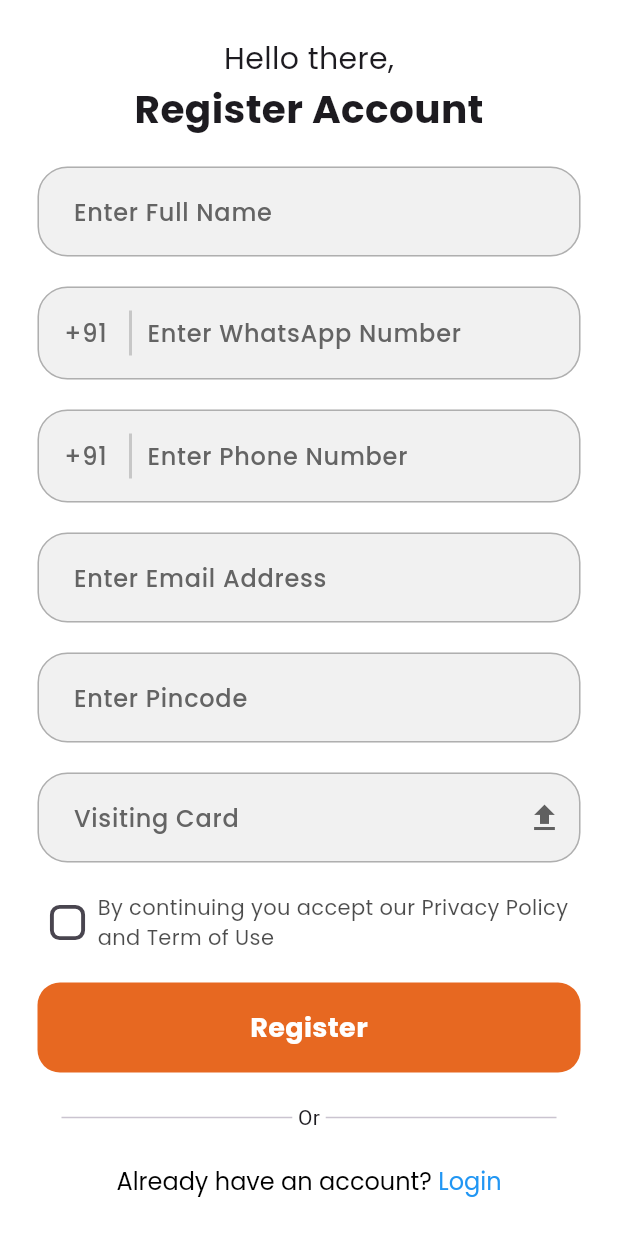
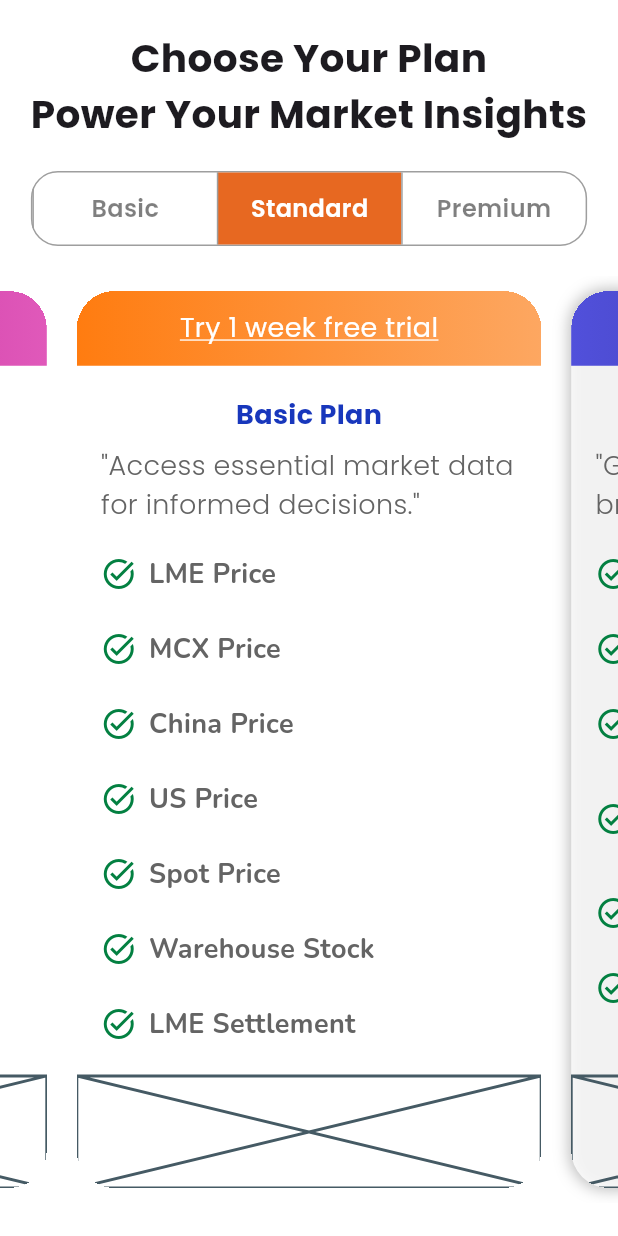
Before and after one commit to SoftcraftSolution/market_hub_application, a Flutter app: the screen it shows after launch, on a phone screen of 412 x 824 dp. Run offline on Flutter 3.47's test engine with Material 3 defaults, Android fonts, the phone set to English and light mode, and no system bars; drawn by our look-alikes of carousel_slider; our stand-ins replace dio, flutter_svg, fluttertoast, get, google_fonts, hive_flutter and 2 more; missing offline and left inert: otp_pin_field; accounts and stored records are empty.

Commit message:
plan feature partially done

```diff
--- a/lib/core/constants/color_constant.dart
+++ b/lib/core/constants/color_constant.dart
@@ -6,4 +6,5 @@ class ColorConstants{
   static const Color primeryColor=Color(0xffE76821);
   static const Color backgroundColor=Color(0xffffffff);
   static const Color textFieldTextColor=Color(0xff646464);
+  static const Color blueColorApp=Color(0xff1837BC);
 }
--- /dev/null
+++ b/lib/features/plans/ui/plans_page.dart
@@ -0,0 +1,37 @@
+import 'package:carousel_slider/carousel_slider.dart';
+import 'package:flutter/material.dart';
+import 'package:google_fonts/google_fonts.dart';
+import 'package:market_hub_application/core/constants/color_constant.dart';
+import 'package:market_hub_application/features/plans/widgets/card_slider/ui/card_slider.dart';
+import '../widgets/card_index_traker/ui/card_index_traker.dart';
+
+class PlansPage extends StatelessWidget {
+  bool isTrial;
+   PlansPage({required this.isTrial});
+
+  @override
+  Widget build(BuildContext context) {
+
+    return SafeArea(
+      child: Scaffold(
+        backgroundColor: ColorConstants.backgroundColor,
+        body: Padding(
+          padding: EdgeInsets.symmetric(vertical: 20),
+          child: Column(
+            mainAxisAlignment: MainAxisAlignment.start,
+            children: [
+              // SizedBox(height: 20,),
+              Text(textAlign: TextAlign.center,"Choose Your Plan",style: GoogleFonts.poppins(fontSize: 26,fontWeight: FontWeight.w700,),),
+              Text(textAlign: TextAlign.center,"Power Your Market Insights",style: GoogleFonts.poppins(fontSize: 26,fontWeight: FontWeight.w700,),),
+              Padding(
+                padding: const EdgeInsets.symmetric(vertical: 20),
+                child: CardIndexTraker(),
+              ),
+              Expanded(child: Align(alignment:Alignment.topCenter,child: CardSlider(isTrial: isTrial))),
+            ],
+          ),
+        ),
+      ),
+    );
+  }
+}
--- /dev/null
+++ b/lib/features/plans/widgets/card_index_traker/controller/card_index_tracker_controller.dart
@@ -0,0 +1,9 @@
+import 'package:get/get.dart';
+
+class CardIndexTrackerController extends GetxController{
+  RxInt activeIndex=1.obs;
+
+  void editActiveIndexes({required int newIndex}){
+    activeIndex.value=newIndex;
+  }
+}
--- /dev/null
+++ b/lib/features/plans/widgets/card_index_traker/ui/card_index_traker.dart
@@ -0,0 +1,52 @@
+import 'package:flutter/material.dart';
+import 'package:get/get.dart';
+import 'package:google_fonts/google_fonts.dart';
+
+import '../../../../../core/constants/color_constant.dart';
+import '../controller/card_index_tracker_controller.dart';
+
+class CardIndexTraker extends StatelessWidget {
+   CardIndexTraker({super.key});
+   var controller=Get.put(CardIndexTrackerController());
+  @override
+  Widget build(BuildContext context) {
+    var options=["Basic","Standard","Premium"];
+    return Container(
+      height: 50,
+      width: MediaQuery.of(context).size.width*0.9,
+      decoration: BoxDecoration(
+        border: Border.all(color: Colors.grey),
+        borderRadius: BorderRadius.circular(18),
+      ),
+      clipBehavior: Clip.hardEdge,
+      child: Row(
+        children: List.generate(3, (index) {
+          return Expanded(
+            child: Obx(
+                  () => Container(
+                    decoration: BoxDecoration(
+                        color: controller.activeIndex.value == index
+                            ? ColorConstants.primeryColor
+                            : Colors.transparent,
+                        border: Border(
+                            left: BorderSide(color: Colors.grey))),
+                    child: Center(
+                      child: Text(
+                        textAlign: TextAlign.center,
+                        options[index],
+                        style: GoogleFonts.poppins(
+                            fontSize: 16,
+                            fontWeight: FontWeight.w600,
+                            color: controller.activeIndex.value == index
+                                ? Colors.white
+                                : Colors.black.withOpacity(0.5)),
+                      ),
+                    ),
+                  ),
+            ),
+          );
+        }),
+      ),
+    );
+  }
+}
--- /dev/null
+++ b/lib/features/plans/widgets/card_slider/ui/card_slider.dart
@@ -0,0 +1,58 @@
+import 'package:carousel_slider/carousel_slider.dart';
+import 'package:flutter/material.dart';
+import 'package:get/get.dart';
+import 'package:market_hub_application/features/plans/widgets/card_index_traker/controller/card_index_tracker_controller.dart';
+import 'package:market_hub_application/features/plans/widgets/card_slider/widgets/plan_card.dart';
+
+class CardSlider extends StatelessWidget {
+  bool isTrial;
+   CardSlider({required this.isTrial});
+   List colorList=[
+     [
+       Color(0xffFF7C10),
+       Color(0xffFDA761),
+     ],
+     [
+       Color(0xff5150DB),
+       Color(0xff343490),
+     ],
+     [
+       Color(0xffBC188E),
+       Color(0xffE059BA),
+     ],
+   ];
+   List plansTitle=["Basic Plan","Standard Plan","Premium Plan" ];
+   List plansSubTitle=["Access essential market data for informed decisions.","Get deeper insights and broader data coverage.","Unlock complete data & advanced tools for market leadership." ];
+   List planFeatures=[[
+     "LME Price","MCX Price","China Price","US Price","Spot Price","Warehouse Stock","LME Settlement"
+   ],[
+     "All Basic Plan Benefits","Steel Spot Market","Minor Metal Price","Live LME Warehouse Stock(Full Data)","Live LME Settlement","Important News & Alerts","Nalco/Hindalco/Vedanta Circular","Hindustan Zinc Circular","Bombay Metal Exchange Circular"
+   ],[
+     "All Standard Plan Benefits","Live LME","Live MCX","Live China","Live FX Rate","Technical Analysis","Market Report"
+   ]];
+
+
+  @override
+  Widget build(BuildContext context) {
+    return CarouselSlider(
+      options: CarouselOptions(
+        // enlargeFactor: 0.7,
+        height: MediaQuery.of(context).size.height*0.75,
+        // enlargeStrategy: CenterPageEnlargeStrategy.scale,
+        //
+        // viewportFraction: 0.8,
+        onPageChanged: (index, reason) {
+          Get.find<CardIndexTrackerController>().editActiveIndexes(newIndex: index);
+        },
+      ),
+      items: [0, 1, 2].map((index) {
+        return Builder(
+          builder: (BuildContext context) {
+            return PlanCard(index,topTitleColor: colorList[index],isTrial: isTrial,title: plansTitle[index],subTitle: plansSubTitle[index],features: planFeatures[index],);
+          },
+        );
+      }).toList(),
+    );
+
+  }
+}
--- /dev/null
+++ b/lib/features/plans/widgets/card_slider/widgets/plan_card.dart
@@ -0,0 +1,123 @@
+import 'package:flutter/material.dart';
+import 'package:get/get.dart';
+import 'package:google_fonts/google_fonts.dart';
+import 'package:market_hub_application/core/constants/color_constant.dart';
+import 'package:market_hub_application/features/plans/widgets/card_index_traker/controller/card_index_tracker_controller.dart';
+
+class PlanCard extends StatelessWidget {
+  final int index;
+  List topTitleColor;
+  bool isTrial;
+  String title;
+  String subTitle;
+  List features;
+
+  PlanCard(this.index,
+      {required this.topTitleColor,
+      required this.isTrial,
+      required this.title,
+      required this.subTitle,
+      required this.features});
+  var trakerCon = Get.find<CardIndexTrackerController>();
+  @override
+  Widget build(BuildContext context) {
+    return Obx(
+      () => Padding(
+        padding: EdgeInsets.all(10),
+        child: Container(
+          clipBehavior: Clip.hardEdge,
+          // margin: EdgeInsets.symmetric(horizontal: 8.0),
+          decoration: BoxDecoration(
+            color: Colors.white.withOpacity(0.8),
+            borderRadius: BorderRadius.circular(25),
+            boxShadow: trakerCon.activeIndex.value == index
+                ? [
+                    BoxShadow(
+                        color: Colors.black26,
+                        blurRadius: 8.0,
+                        spreadRadius: 1.0)
+                  ]
+                : [],
+          ),
+          child: Column(
+            children: [
+              // top
+              Expanded(
+                  flex: 2,
+                  child: Container(
+                    decoration: BoxDecoration(
+                      gradient: LinearGradient(
+                        colors: [
+                          topTitleColor[0], // Starting color
+                          topTitleColor[1], // Ending color
+                        ],
+                        begin: Alignment.centerLeft,
+                        end: Alignment.centerRight,
+                      ),
+                    ),
+                    child: Center(
+                      child: Text(
+                        isTrial
+                            ? "Try 1 week free trial"
+                            : "Your plan has expired",
+                        style: GoogleFonts.poppins(
+                            fontSize: 18,
+                            decoration: TextDecoration.underline,
+                            color: Colors.white,
+                            decorationColor: Colors.white),
+                      ),
+                    ),
+                  )),
+              Expanded(
+                  flex: 19,
+                  child: Padding(
+                    padding: const EdgeInsets.symmetric(
+                        vertical: 20, horizontal: 16),
+                    child: Column(
+                      children: [
+                        Text(
+                          title,
+                          style: GoogleFonts.poppins(
+                              fontSize: 18,
+                              fontWeight: FontWeight.w700,
+                              color: ColorConstants.blueColorApp),
+                        ),
+                        Padding(
+                          padding: const EdgeInsets.symmetric(vertical: 8),
+                          child: Text(
+                            textAlign: TextAlign.left,
+                            "\"$subTitle\"",
+                            style: GoogleFonts.poppins(
+                                fontSize: 18,
+                                fontWeight: FontWeight.w300,
+                                color: Color(0xff646464)),
+                          ),
+                        ),
+                        Expanded(
+                            child: SingleChildScrollView(
+                              child: Column(
+                                                        mainAxisSize: MainAxisSize.min,
+                                                        children: List.generate(features.length, (index) => Container(
+                                                          padding: EdgeInsets.symmetric(vertical: 12),
+                              // decoration: BoxDecoration(border: Border.all()),
+                              child: Row(children: [
+                                Icon(Icons.task_alt,color: Color(0xff038041),),SizedBox(width: 8,),
+                                Expanded(child: Text(features[index],style: GoogleFonts.nunito(fontSize: 18,fontWeight: FontWeight.w700,color: Color(0xff646464)),)),
+
+
+
+                              ],),
+                                                        )),
+                                                      ),
+                            )),
+                      ],
+                    ),
+                  )),
+              Expanded(flex: 3, child: Placeholder()),
+            ],
+          ),
+        ),
+      ),
+    );
+  }
+}
--- a/lib/splash_screen.dart
+++ b/lib/splash_screen.dart
@@ -4,6 +4,7 @@ import 'package:flutter/material.dart';
 import 'package:get/get.dart';
 import 'package:market_hub_application/core/constants/color_constant.dart';
 import 'package:market_hub_application/core/theme/theme.dart';
+import 'package:market_hub_application/features/plans/ui/plans_page.dart';
 
 
 import 'features/user/registration/ui/registration.dart';
@@ -11,7 +12,7 @@ import 'features/user/registration/ui/registration.dart';
 class SplashScreen extends StatelessWidget {
    SplashScreen({super.key}){
      Future.delayed(Duration(seconds: 2),()async{
-       Get.off(Registration());
+       Get.off(PlansPage(isTrial: true,));
      });
   }
 
--- a/pubspec.yaml
+++ b/pubspec.yaml
@@ -44,6 +44,7 @@ dependencies:
   dio: ^5.7.0
   pretty_dio_logger: ^1.4.0
   fluttertoast: ^8.2.8
+  carousel_slider: ^5.0.0
 
 
 dev_dependencies:
```
Also changed, not shown: pubspec.lock.
